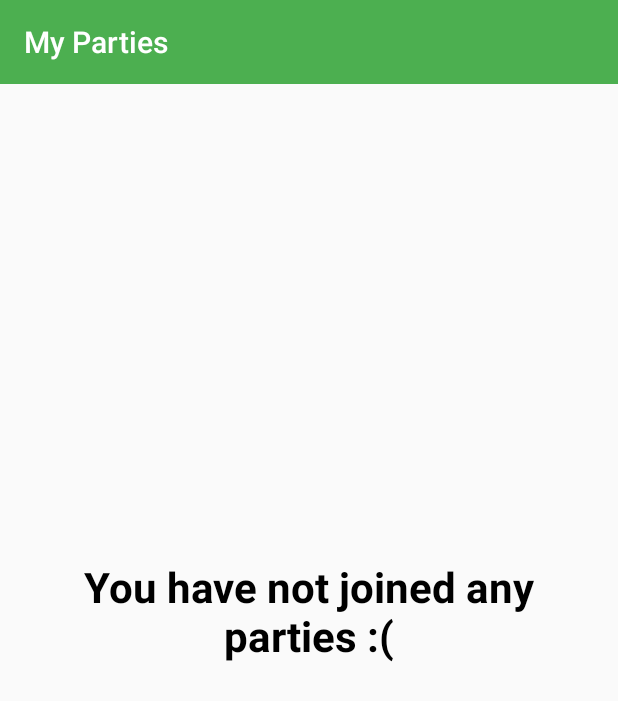
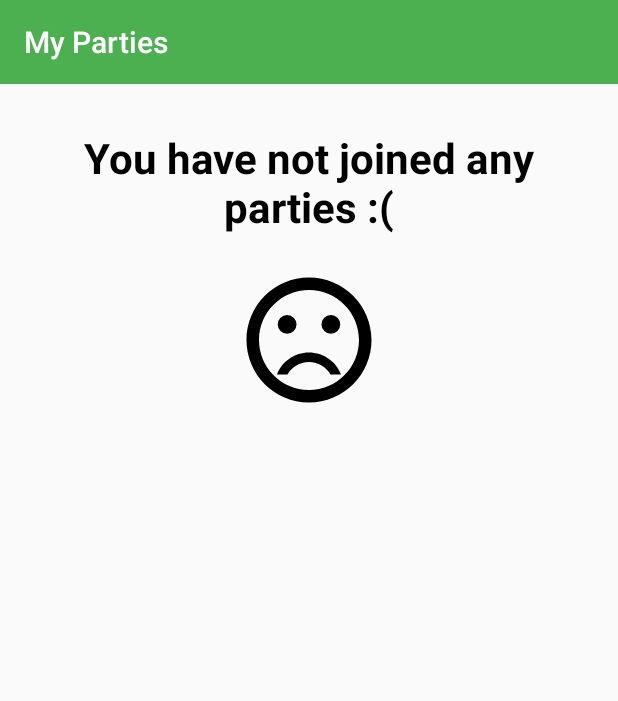
Before and after one commit to alopez96/fete, an Android app: the screen it shows after launch once a user with an empty profile is signed in (MyPartiesActivity), in the side drawer, after a tap on "My Parties", on a phone screen of 412 x 824 dp. Shown: the top 701 px of the screen. Run offline under Robolectric (Android 15) with nearby library versions, the phone set to English and light mode, and no system bars; our stand-ins replace CircleImageView, Firebase (no records; nobody signed in at launch, a user with empty details on screens opened directly), Picasso; pictures from the network do not load.

```diff
--- a/app/src/main/java/com/example/arturolopez/fete/MyPartiesActivity.java
+++ b/app/src/main/java/com/example/arturolopez/fete/MyPartiesActivity.java
@@ -7,6 +7,7 @@ import android.support.v7.widget.RecyclerView;
 import android.support.v7.widget.Toolbar;
 import android.util.Log;
 import android.view.View;
+import android.widget.ImageView;
 import android.widget.TextView;
 
 
@@ -41,9 +42,7 @@ public class MyPartiesActivity extends AppCompatActivity {
     private ArrayList<String> mpartyids = new ArrayList<>();
 
     private TextView noPartiesTV;
-
-
-
+    private ImageView sadFace;
 
 
     @Override
@@ -59,8 +58,10 @@ public class MyPartiesActivity extends AppCompatActivity {
         }
 
         noPartiesTV = findViewById(R.id.no_parties_tv);
+        sadFace = findViewById(R.id.sad_image);
+
         noPartiesTV.setVisibility(View.GONE);
-
+        sadFace.setVisibility(View.GONE);
 
         getMyParties();
     }
@@ -97,6 +98,7 @@ public class MyPartiesActivity extends AppCompatActivity {
                 Log.d(TAG, "partySize " + mpartyids.size());
                 if(mpartyids.size() == 0){
                     noPartiesTV.setVisibility(View.VISIBLE);
+                    sadFace.setVisibility(View.VISIBLE);
                 }
             }
             @Override
--- a/app/src/main/res/layout/activity_friends.xml
+++ b/app/src/main/res/layout/activity_friends.xml
@@ -40,6 +40,7 @@
         android:textStyle="bold" />
 
     <ImageView
+        android:id="@+id/sad_image"
         android:layout_width="100dp"
         android:layout_height="100dp"
         android:background="@drawable/ic_sad"
--- a/app/src/main/res/layout/activity_my_parties.xml
+++ b/app/src/main/res/layout/activity_my_parties.xml
@@ -27,18 +27,27 @@
 
     <TextView
         android:id="@+id/no_parties_tv"
-        android:layout_width="match_parent"
+        android:layout_width="wrap_content"
         android:layout_height="wrap_content"
-        android:layout_alignTop="@+id/toolbar"
-        android:layout_alignBottom="@+id/recyclerv_view"
-        android:layout_marginTop="1dp"
+        android:layout_alignTop="@+id/recyclerv_view"
+        android:layout_marginTop="20dp"
         android:gravity="center"
         android:paddingLeft="20dp"
         android:paddingRight="20dp"
-        android:text="@string/no_paries_yet"
+        android:text="@string/no_parties_yet"
         android:textColor="#000"
         android:textSize="28sp"
         android:textStyle="bold" />
+
+    <ImageView
+        android:id="@+id/sad_image"
+        android:layout_width="100dp"
+        android:layout_height="100dp"
+        android:background="@drawable/ic_sad"
+        android:layout_below="@id/no_parties_tv"
+        android:layout_marginTop="20dp"
+        android:gravity="center_horizontal"
+        android:layout_centerHorizontal="true"/>
 
     <android.support.v7.widget.RecyclerView
         android:id="@+id/recyclerv_view"
--- a/app/src/main/res/values/strings.xml
+++ b/app/src/main/res/values/strings.xml
@@ -49,7 +49,7 @@
     <string name="string_for_address">Address</string>
     <string name="string_for_price">Price</string>
     <string name="string_for_description">Description</string>
-    <string name="no_paries_yet">You have not joined any parties :(</string>
+    <string name="no_parties_yet">You have not joined any parties :(</string>
     <string name="no_friends_yet">You do not have any friends</string>
     <string name="party_image">Party Image(</string>
     <string name="join_party">Join Party</string>
```
Also changed, not shown: app/src/main/java/com/example/arturolopez/fete/FriendsActivity.java (+16 -9 lines).
